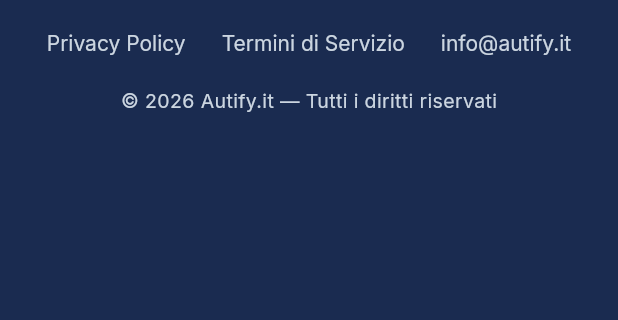
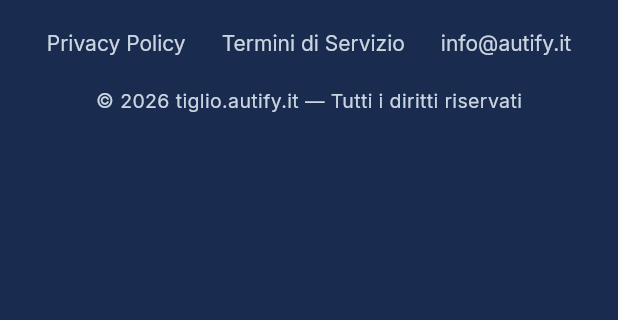
Before and after one commit to RazorCopter/Autify-web, a Flutter app: the Footer widget shown alone on an empty page, opened directly, on a phone screen of 412 x 824 dp, the part 110-430 px from its top. Run offline on Flutter 3.47's test engine with Material 3 defaults, Android fonts, the phone set to English and light mode, and no system bars; our stand-ins replace flutter_animate, google_fonts, visibility_detector.

Commit message:
fix: aggiornamento DNS e riferimenti da autify.it a tiglio.autify.it

```diff
--- a/lib/widgets/footer.dart
+++ b/lib/widgets/footer.dart
@@ -56,7 +56,7 @@
             ),
             const SizedBox(height: 12),
             Text(
-              '© $year Autify.it — Tutti i diritti riservati',
+              '© $year tiglio.autify.it — Tutti i diritti riservati',
               style: GoogleFonts.inter(
                 fontSize: 13,
                 color: AppColors.textOnDarkMuted,
@@ -96,7 +96,7 @@
         ),
         const SizedBox(height: 20),
         Text(
-          '© $year Autify.it — Tutti i diritti riservati',
+          '© $year tiglio.autify.it — Tutti i diritti riservati',
           style: GoogleFonts.inter(
             fontSize: 13,
             color: AppColors.textOnDarkMuted,
--- a/pubspec.yaml
+++ b/pubspec.yaml
@@ -1,5 +1,5 @@
 name: autify_web
-description: "Landing page per Autify.it — Analisi Dati per Autismo"
+description: "Landing page per tiglio.autify.it — Analisi Dati per Autismo"
 publish_to: 'none'
 version: 2.1.0+1
 
```
Also changed, not shown: 2 other files.
